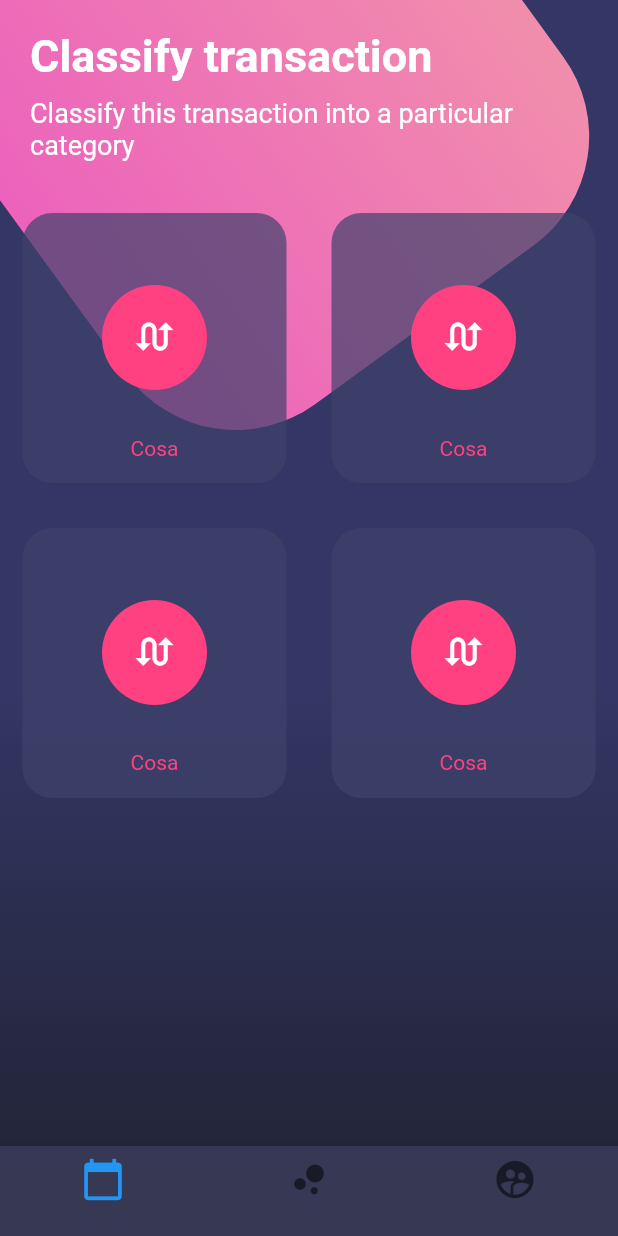
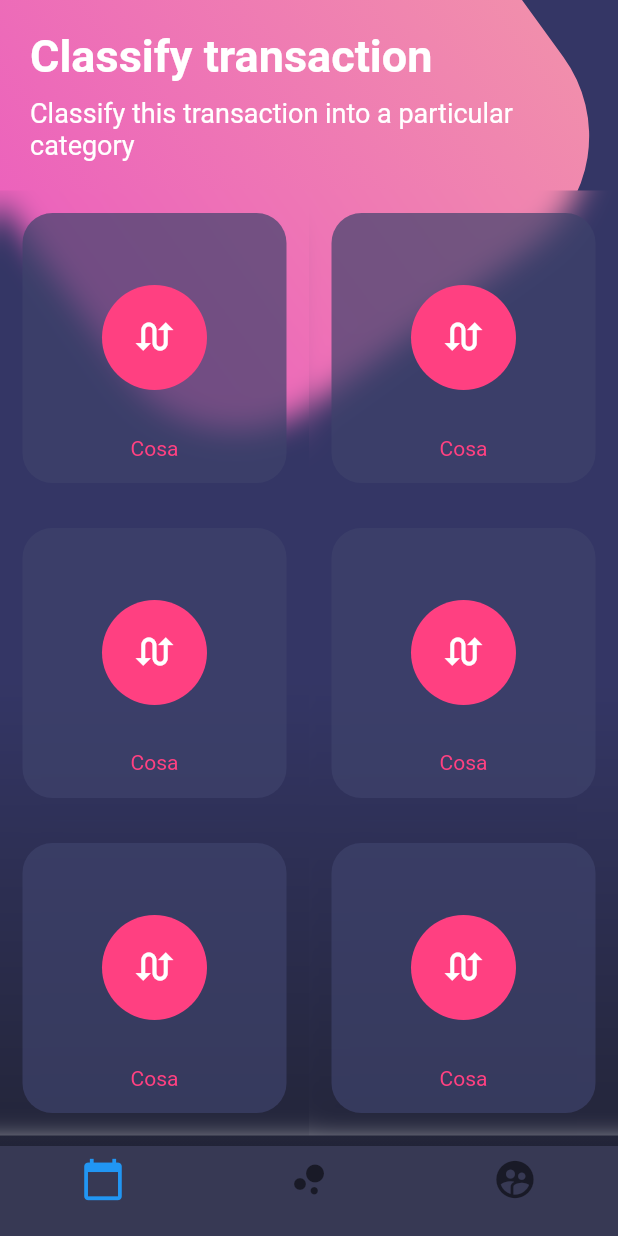
Before and after one commit to dasafodev/flutter-course, a Flutter app: the screen it shows after launch, on a phone screen of 412 x 824 dp. Run offline on Flutter 3.47's test engine with Material 2 defaults, Android fonts, the phone set to English and light mode, and no system bars; our stand-ins replace flutter_swiper.

Commit message:
disenios finished

```diff
--- a/disenios/lib/src/pages/medium_page.dart
+++ b/disenios/lib/src/pages/medium_page.dart
@@ -1,4 +1,5 @@
 import 'dart:math';
+import 'dart:ui';
 
 import 'package:flutter/material.dart';
 
@@ -126,12 +127,19 @@ class MediumPage extends StatelessWidget {
           _roundedButton(),
           _roundedButton(),
         ]),
+        TableRow(children: [
+          _roundedButton(),
+          _roundedButton(),
+        ]),
       ],
     );
   }
 
   Widget _roundedButton() {
-    return Container(
+    return ClipRRect(
+      child: BackdropFilter(
+        filter: ImageFilter.blur(sigmaX: 10.0, sigmaY: 10.0),
+        child: Container(
           height: 180.0,
           margin: EdgeInsets.all(15.0),
           decoration: BoxDecoration(
@@ -144,13 +152,16 @@ class MediumPage extends StatelessWidget {
               CircleAvatar(
                   backgroundColor: Colors.pinkAccent,
                   radius: 35.0,
-              child: Icon(Icons.swap_calls, color: Colors.white, size: 30.0)),
+                  child:
+                      Icon(Icons.swap_calls, color: Colors.white, size: 30.0)),
               Text(
                 'Cosa',
                 style: TextStyle(color: Colors.pinkAccent),
               ),
             ],
           ),
+        ),
+      ),
     );
   }
 }
```
Lines whose indentation alone changed are shown as unchanged.
